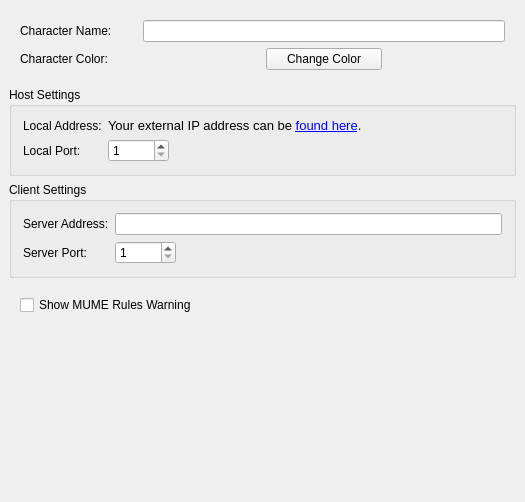
Qt form src/preferences/groupmanagerpage.ui (MUME/MMapper) before a commit.
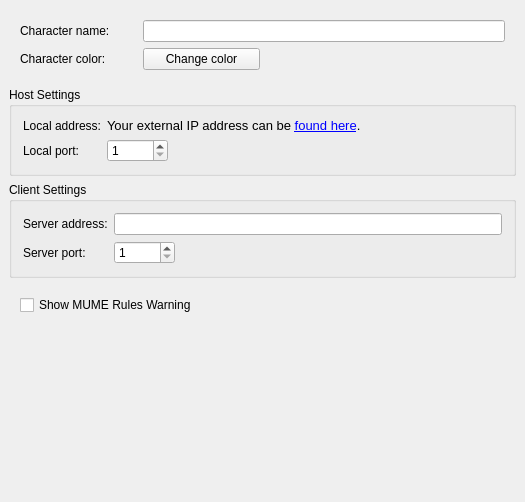
The same form after that commit.

Commit message: Replace Preference color labels with icons

Diff of the .ui file:
```diff
--- a/src/preferences/groupmanagerpage.ui
+++ b/src/preferences/groupmanagerpage.ui
@@ -50,28 +50,21 @@
       <item row="0" column="0">
        <widget class="QLabel" name="label">
         <property name="text">
-         <string>Character Name:</string>
+         <string>Character name:</string>
         </property>
        </widget>
       </item>
       <item row="1" column="0">
        <widget class="QLabel" name="label_5">
         <property name="text">
-         <string>Character Color:</string>
+         <string>Character color:</string>
         </property>
        </widget>
       </item>
       <item row="1" column="1">
-       <widget class="QLabel" name="colorLabel">
-        <property name="text">
-         <string/>
-        </property>
-       </widget>
-      </item>
-      <item row="1" column="2">
        <widget class="QPushButton" name="changeColor">
         <property name="text">
-         <string>Change Color</string>
+         <string>Change color</string>
         </property>
        </widget>
       </item>
@@ -99,7 +92,7 @@
       <item row="1" column="0">
        <widget class="QLabel" name="label_4">
         <property name="text">
-         <string>Local Port:</string>
+         <string>Local port:</string>
         </property>
        </widget>
       </item>
@@ -135,7 +128,7 @@
       <item row="0" column="0">
        <widget class="QLabel" name="label_7">
         <property name="text">
-         <string>Local Address:</string>
+         <string>Local address:</string>
         </property>
        </widget>
       </item>
@@ -165,7 +158,7 @@
       <item row="0" column="0">
        <widget class="QLabel" name="label_2">
         <property name="text">
-         <string>Server Address:</string>
+         <string>Server address:</string>
         </property>
        </widget>
       </item>
@@ -175,7 +168,7 @@
       <item row="1" column="0">
        <widget class="QLabel" name="label_3">
         <property name="text">
-         <string>Server Port:</string>
+         <string>Server port:</string>
         </property>
        </widget>
       </item>
```
The commit also changes 3 other files.
